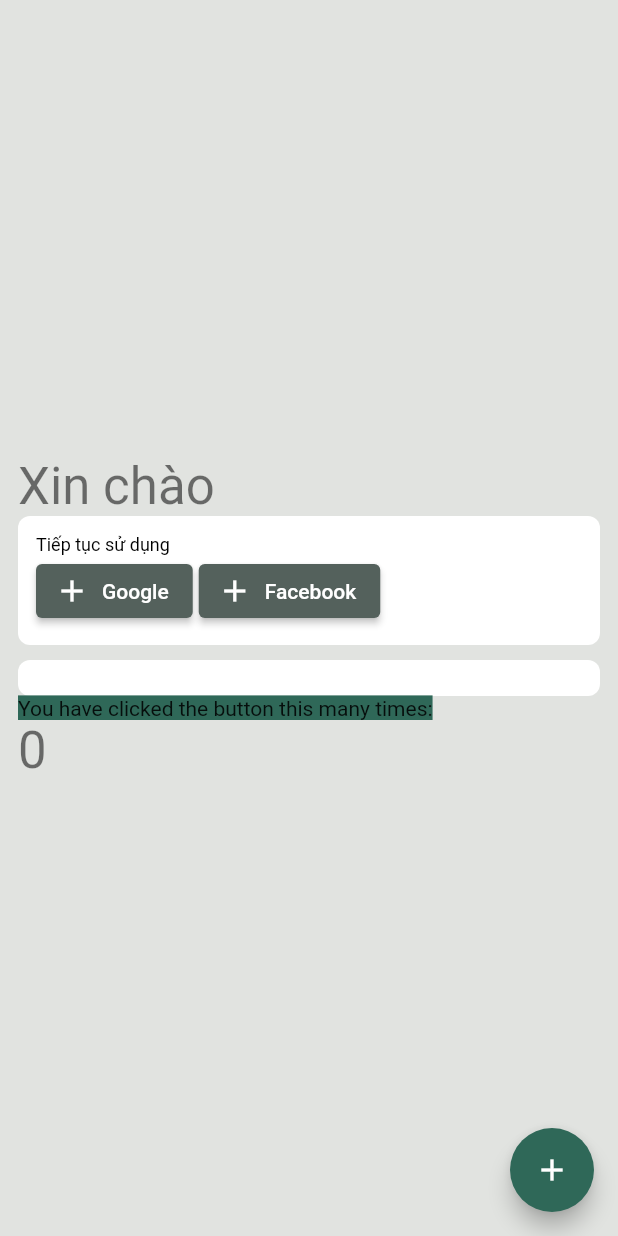
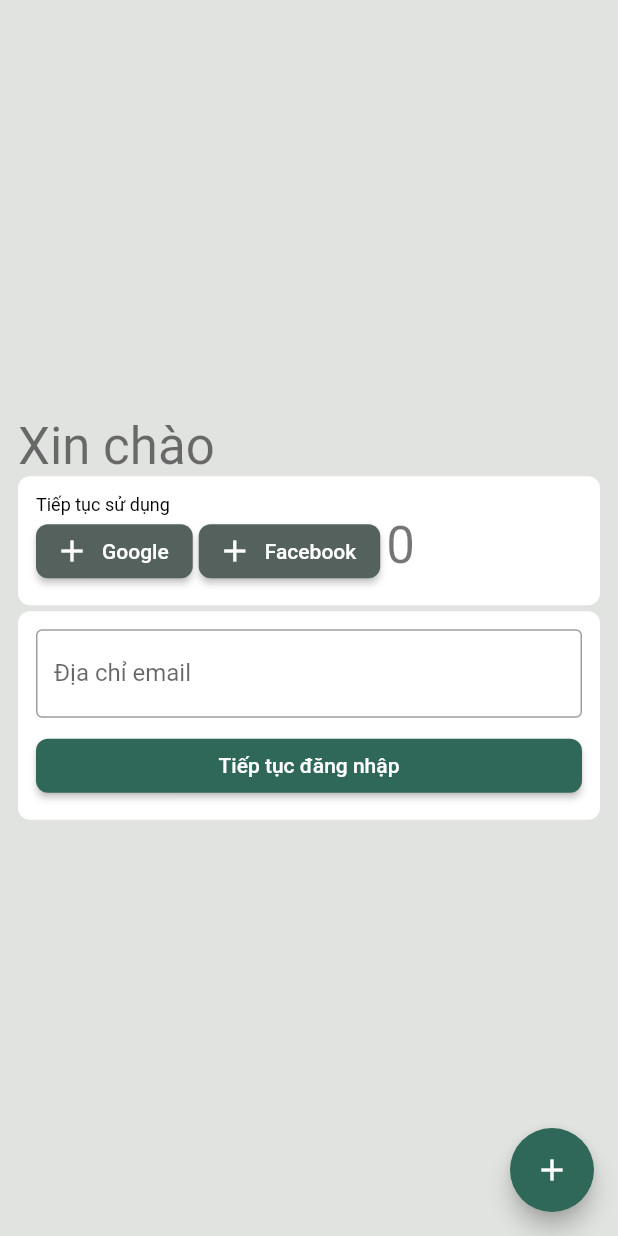
Before and after one commit to solirjin/flutter_application_1, a Flutter app: the screen it shows after launch, on a phone screen of 412 x 824 dp. Run offline on Flutter 3.47's test engine with Material 2 defaults, Android fonts, the phone set to English and light mode, and no system bars.

Commit message:
Update main.dart

```diff
--- a/lib/main.dart
+++ b/lib/main.dart
@@ -154,6 +154,9 @@ class _MyHomePageState extends State<MyHomePage> {
                             label: const Text("Google"),
                             style: ElevatedButton.styleFrom(
                               backgroundColor: Palette.xdSecondaryColor,
+                              shape: RoundedRectangleBorder(
+                                borderRadius: BorderRadius.circular(8),
+                              ),
                             ),
                           ),
                           ElevatedButton.icon(
@@ -162,32 +165,56 @@ class _MyHomePageState extends State<MyHomePage> {
                             label: const Text("Facebook"),
                             style: ElevatedButton.styleFrom(
                               backgroundColor: Palette.xdSecondaryColor,
+                              shape: RoundedRectangleBorder(
+                                borderRadius: BorderRadius.circular(8),
+                              ),
                             ),
+                          ),
+                          Text(
+                            '$_counter',
+                            style: Theme.of(context).textTheme.headlineMedium,
                           ),
                         ],
                       ),
                     ),
                   ],
                 )),
-            const SizedBox(height: 10),
+            const SizedBox(height: 4),
             Container(
               padding: const EdgeInsets.all(12),
               alignment: Alignment.centerLeft,
               decoration: BoxDecoration(
                   color: Colors.white, borderRadius: BorderRadius.circular(8)),
-            ),
-            Container(
-              alignment: Alignment.centerLeft,
-              child: const Text(
-                'You have clicked the button this many times:',
-                style: TextStyle(backgroundColor: Palette.xdPrimaryColor),
-              ),
-            ),
-            Container(
-              alignment: Alignment.centerLeft,
-              child: Text(
-                '$_counter',
-                style: Theme.of(context).textTheme.headlineMedium,
+              child: Column(
+                mainAxisSize: MainAxisSize.min,
+                mainAxisAlignment: MainAxisAlignment.start,
+                children: <Widget>[
+                  const Flexible(
+                      child: TextField(
+                    // style: Theme.of(context).textTheme.headlineMedium,
+                    decoration: InputDecoration(
+                      border: OutlineInputBorder(),
+                      hintText: 'Nhập email',
+                      labelText: 'Địa chỉ email',
+                    ),
+                  )),
+                  const SizedBox(height: 8),
+                  SizedBox(
+                    width: double.infinity,
+                    child: ElevatedButton(
+                      onPressed: (_incrementCounter),
+                      style: ElevatedButton.styleFrom(
+                        backgroundColor: Palette.xdPrimaryColor,
+                        shape: RoundedRectangleBorder(
+                          borderRadius: BorderRadius.circular(8),
+                        ),
+                      ),
+                      child: const Text(
+                        'Tiếp tục đăng nhập',
+                      ),
+                    ),
+                  ),
+                ],
               ),
             ),
           ],
```
